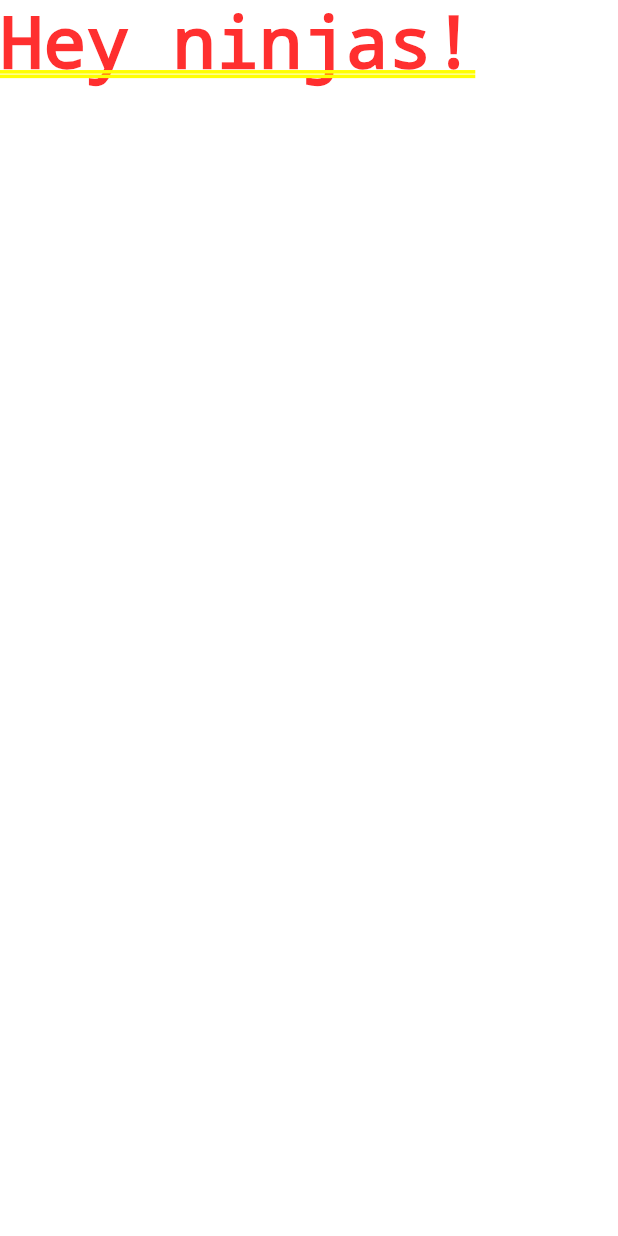
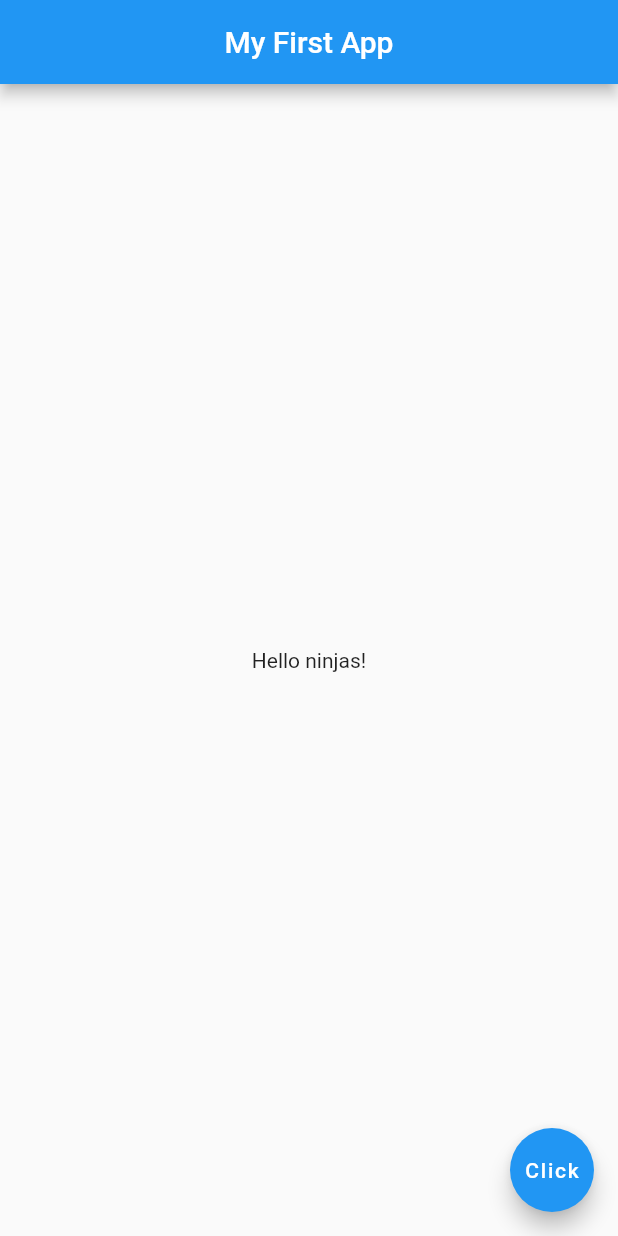
Before and after one commit to jonathanpperry/flutter-training, a Flutter app: the screen it shows after launch, on a phone screen of 412 x 824 dp. Run offline on Flutter 3.47's test engine with Material 2 defaults, Android fonts, the phone set to English and light mode, and no system bars.

Commit message:
Completed section 5 to learn about using scaffold and appbar widgets

```diff
--- a/lib/main.dart
+++ b/lib/main.dart
@@ -1,12 +1,16 @@
 import 'package:flutter/material.dart';
 
-void main() => runApp(MyApp());
-
-class MyApp extends StatelessWidget {
-  @override
-  Widget build(BuildContext context) {
-    return MaterialApp(
-      home: Text('Hey ninjas!'),
-    );
-  }
-}
+void main() => runApp(MaterialApp(
+      home: Scaffold(
+        appBar: AppBar(
+          title: Text("My First App"),
+          centerTitle: true,
+        ),
+        body: Center(
+          child: Text("Hello ninjas!"),
+        ),
+        floatingActionButton: FloatingActionButton(
+          child: Text("Click"),
+        ),
+      ),
+    ));
```
